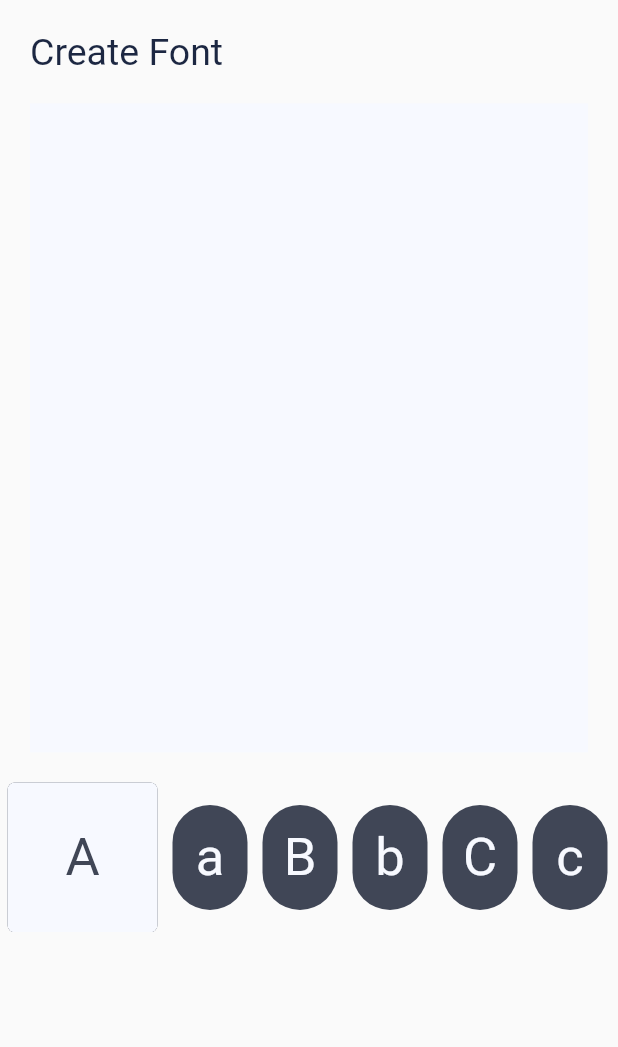
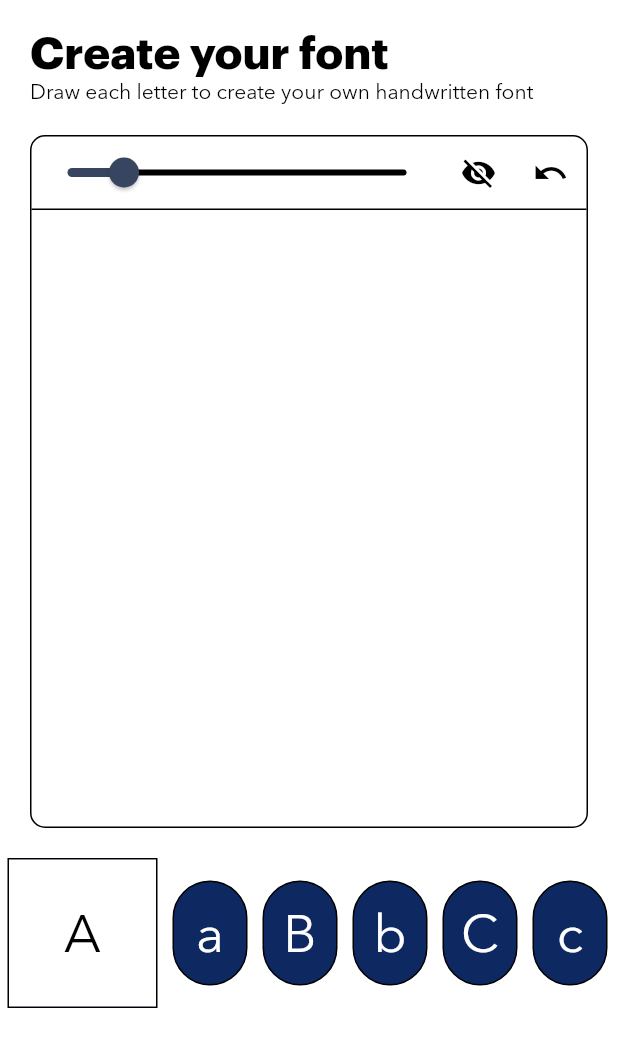
Before and after one commit to ewan-m/inksy, a Flutter app: the CreateFont widget shown alone on an empty page, opened directly, on a phone screen of 412 x 824 dp. Shown: the top 1047 px of the screen. Run offline on Flutter 3.47's test engine with Material 2 defaults, Android fonts, the phone set to English and light mode, and no system bars; project files that could hold a hidden picture were left out.

Commit message:
More development

```diff
--- a/lib/components/page-title.dart
+++ b/lib/components/page-title.dart
@@ -3,21 +3,31 @@ import 'package:inksy/styles/colours.dart';
 
 class PageTitle extends StatelessWidget {
   final String titleText;
+  final String subtitle;
 
-  PageTitle(this.titleText);
+  PageTitle(this.titleText, this.subtitle);
 
   @override
   Widget build(BuildContext context) {
     return Container(
       padding: EdgeInsets.fromLTRB(20.0, 20.0, 20.0, 0.0),
       width: MediaQuery.of(context).size.width,
-      child: Text(
-        titleText,
-        textAlign: TextAlign.left,
-        style: TextStyle(
-          fontSize: 25.0,
-          color: Colours.primary,
-        ),
+      child: Column(
+        crossAxisAlignment: CrossAxisAlignment.start,
+        children: [
+          Text(
+            titleText,
+            style: TextStyle(
+              fontFamily: 'Graphik',
+              fontSize: 30.0,
+              color: Colours.black,
+            ),
+          ),
+          Text(
+            subtitle,
+            style: TextStyle(color: Colours.black),
+          )
+        ],
       ),
     );
   }
--- a/lib/pages/create-font.dart
+++ b/lib/pages/create-font.dart
@@ -23,12 +23,14 @@ class CreateFontState extends State<CreateFont> with TickerProviderStateMixin {
   );
   Set<String> visitedLetters = Set.of([Alphabet.letters.first]);
   String currentLetter = Alphabet.letters.first;
+  double thickness = 20.0;
+  bool showGuides = true;
 
   bool isWithinBox(Offset drawPoint) {
     return drawPoint.dx > 0 &&
         drawPoint.dy > 0 &&
         drawPoint.dx < MediaQuery.of(context).size.width - 40.0 &&
-        drawPoint.dy < MediaQuery.of(context).size.width * 1.1;
+        drawPoint.dy < MediaQuery.of(context).size.width * 1.0;
   }
 
   void updateMinMaxYValues(Offset newPoint) {
@@ -58,21 +60,74 @@ class CreateFontState extends State<CreateFont> with TickerProviderStateMixin {
   @override
   Widget build(BuildContext context) {
     return Container(
-      width: MediaQuery.of(context).size.width,
-      height: MediaQuery.of(context).size.height,
+      color: Colours.white,
       child: Column(
         children: [
-          PageTitle("Create Font"),
+          PageTitle(
+            "Create your font",
+            "Draw each letter to create your own handwritten font",
+          ),
           Container(
             margin: EdgeInsets.all(20.0),
-            child: GestureDetector(
+            decoration: BoxDecoration(
+                border: Border.all(
+                  color: Colours.black,
+                  width: 1,
+                ),
+                borderRadius: BorderRadius.circular(10.0)),
+            child: Column(
+              children: [
+                Container(
+                    width: MediaQuery.of(context).size.width,
+                    child: Row(
+                      children: <Widget>[
+                        Expanded(
+                          child: Slider(
+                            min: 15.0,
+                            max: 45.0,
+                            value: thickness,
+                            onChanged: (double newValue) {
+                              setState(() {
+                                thickness = newValue;
+                              });
+                            },
+                            activeColor: Colours.secondary,
+                            inactiveColor: Colours.black,
+                          ),
+                        ),
+                        IconButton(
+                          onPressed: () {
+                            setState(() {
+                              showGuides = !showGuides;
+                            });
+                          },
+                          icon: Icon(
+                            showGuides
+                                ? Icons.visibility_off
+                                : Icons.visibility,
+                            color: Colours.black,
+                          ),
+                        ),
+                        IconButton(
+                          onPressed: () {
+                            setState(() {
+                              letters.update(currentLetter, (points) => []);
+                              limits[currentLetter] = [];
+                            });
+                          },
+                          icon: Icon(Icons.undo, color: Colours.black),
+                        ),
+                      ],
+                    )),
+                GestureDetector(
                   onPanUpdate: (DragUpdateDetails details) {
                     if (isWithinBox(details.localPosition)) {
                       setState(() {
                         updateMinMaxYValues(details.localPosition);
                         letters.update(
                           currentLetter,
-                      (points) => List.from(points)..add(details.localPosition),
+                          (points) =>
+                              List.from(points)..add(details.localPosition),
                         );
                       });
                     }
@@ -83,7 +138,8 @@ class CreateFontState extends State<CreateFont> with TickerProviderStateMixin {
                         updateMinMaxYValues(details.localPosition);
                         letters.update(
                           currentLetter,
-                      (points) => List.from(points)..add(details.localPosition),
+                          (points) =>
+                              List.from(points)..add(details.localPosition),
                         );
                       });
                     }
@@ -100,18 +156,27 @@ class CreateFontState extends State<CreateFont> with TickerProviderStateMixin {
                   child: Container(
                     alignment: Alignment.topLeft,
                     width: MediaQuery.of(context).size.width,
-                height: MediaQuery.of(context).size.width * 1.05,
+                    height: MediaQuery.of(context).size.width * 1.0,
                     decoration: BoxDecoration(
-                  color: Colours.lightestGrey,
+                      border: Border(
+                        top: BorderSide(
+                          color: Colours.black,
+                          width: 1,
+                        ),
+                      ),
                     ),
                     child: CustomPaint(
                       painter: LetterDrawer(
                         limits: limits,
                         points: letters[currentLetter],
                         currentLetter: currentLetter,
+                        thickness: thickness,
+                        showGuideLines: showGuides,
                       ),
                     ),
                   ),
+                ),
+              ],
             ),
           ),
           SingleChildScrollView(
--- a/lib/pages/home.dart
+++ b/lib/pages/home.dart
@@ -1,13 +1,13 @@
 import 'package:flutter/material.dart';
 import 'package:inksy/components/page-title.dart';
+import 'package:inksy/styles/colours.dart';
 
 class Home extends StatelessWidget {
   @override
   Widget build(BuildContext context) {
     return Container(
-      width: MediaQuery.of(context).size.width,
-      height: MediaQuery.of(context).size.height,
-      child: Column(children: [PageTitle("Home")]),
+      color: Colours.white,
+      child: Column(children: [PageTitle("Home", "It's a home")]),
     );
   }
 }
--- a/lib/pages/letter-button.dart
+++ b/lib/pages/letter-button.dart
@@ -26,9 +26,13 @@ class LetterButtonState extends State<LetterButton> {
         vertical: widget.current ? 0.0 : 15.0,
       ),
       decoration: BoxDecoration(
-        color: Colours.darkGrey,
+        color: Colours.primary,
+        border: Border.all(
+          color: Colours.black,
+          width: 1,
+        ),
         borderRadius: widget.current
-            ? BorderRadius.circular(5.0)
+            ? BorderRadius.circular(0.0)
             : BorderRadius.circular(50.0),
       ),
       duration: Duration(milliseconds: 300),
@@ -39,9 +43,9 @@ class LetterButtonState extends State<LetterButton> {
             height: widget.visited ? 100.0 : 0.0,
             decoration: BoxDecoration(
               borderRadius: widget.current
-                  ? BorderRadius.circular(5.0)
+                  ? BorderRadius.circular(0.0)
                   : BorderRadius.circular(50.0),
-              color: Colours.lightestGrey,
+              color: Colours.white,
             ),
             duration: Duration(
               milliseconds: 500,
@@ -58,7 +62,7 @@ class LetterButtonState extends State<LetterButton> {
                 widget.letter,
                 textAlign: TextAlign.center,
                 style: TextStyle(
-                  color: widget.visited ? Colours.darkGrey : Colours.lightestGrey,
+                  color: widget.visited ? Colours.black : Colours.white,
                   fontSize: 35.0,
                 ),
               ),
--- a/lib/pages/letter-drawer.dart
+++ b/lib/pages/letter-drawer.dart
@@ -6,11 +6,15 @@ class LetterDrawer extends CustomPainter {
   final List<Offset> points;
   final String currentLetter;
   final Map<String, List<Offset>> limits;
+  final double thickness;
+  final bool showGuideLines;
 
   LetterDrawer({
     this.points,
     this.limits,
     this.currentLetter,
+    this.thickness,
+    this.showGuideLines,
   });
 
   @override
@@ -22,14 +26,14 @@ class LetterDrawer extends CustomPainter {
     Paint letterPath = Paint()
       ..color = Colours.primary
       ..strokeCap = StrokeCap.round
-      ..strokeWidth = 15.0;
+      ..strokeWidth = thickness;
 
     Paint boundaryLine = Paint()
-      ..color = Colours.lightGrey
+      ..color = Colours.secondary
       ..strokeCap = StrokeCap.square
-      ..strokeWidth = 2.5;
+      ..strokeWidth = 1;
 
-    if (limits != null) {
+    if (limits != null && showGuideLines) {
       limits.forEach((key, value) {
         if (value.isNotEmpty && value[0] != null && value[1] != null) {
           Offset bottomLeft = value[0];
--- a/lib/pages/search.dart
+++ b/lib/pages/search.dart
@@ -1,13 +1,13 @@
 import 'package:flutter/material.dart';
 import 'package:inksy/components/page-title.dart';
+import 'package:inksy/styles/colours.dart';
 
 class Search extends StatelessWidget {
   @override
   Widget build(BuildContext context) {
     return Container(
-      width: MediaQuery.of(context).size.width,
-      height: MediaQuery.of(context).size.height,
-      child: Column(children: [PageTitle("Search")]),
+      color: Colours.white,
+      child: Column(children: [PageTitle("Search", "Search for shit")]),
     );
   }
 }
--- a/lib/styles/colours.dart
+++ b/lib/styles/colours.dart
@@ -2,10 +2,8 @@ import 'package:flutter/painting.dart';
 
 class Colours {
   static final white = Color(0xffFFFFFF);
-  static final lightestGrey = Color(0xfff7f9ff);
-  static final lightGrey = Color(0xffb4bfdb);
-  static final grey = Color(0xff9099b0);
-  static final darkGrey = Color(0xff404656);
+  static final black = Color(0xff000000); //ff6d00
 
-  static final primary = Color(0xff1c2742);
+  static final primary = Color(0xff0e2861); // FF4500
+  static final secondary = Color(0xff384560);
 }
```
Also changed, not shown: lib/font-generation/SvgFontGenerator.dart (added, +74 -0 lines), lib/main-content.dart (+35 -29 lines), pubspec.yaml (+5 -4 lines), assets/fonts/Avenir-Next-Regular.svg (added), assets/fonts/Avenir-Next-Regular.ttf (renamed from fonts/Avenir-Next-Regular.ttf), assets/fonts/Graphik-Bold.ttf (renamed from fonts/Graphik-Bold.ttf), pubspec.lock, 1 other file. Lines whose indentation alone changed are shown as unchanged.
